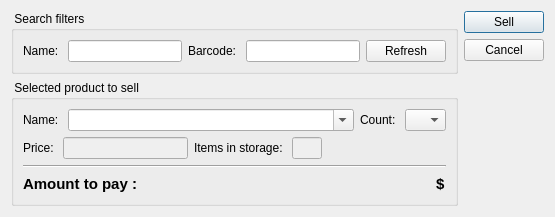
This is client/dlgproductsell.ui in tbikfalvi/Belenus as Qt 5 draws it before an edit. The edited form follows.
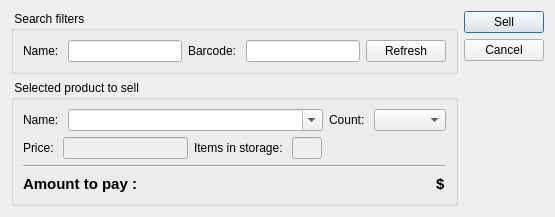
This is the edited form.

Diff of the .ui file:
```diff
--- a/client/dlgproductsell.ui
+++ b/client/dlgproductsell.ui
@@ -98,17 +98,11 @@
           </item>
           <item>
            <widget class="QComboBox" name="cmbProductCount">
-            <property name="minimumSize">
-             <size>
-              <width>41</width>
-              <height>0</height>
-             </size>
-            </property>
-            <property name="maximumSize">
-             <size>
-              <width>41</width>
-              <height>16777215</height>
-             </size>
+            <property name="sizePolicy">
+             <sizepolicy hsizetype="Maximum" vsizetype="Fixed">
+              <horstretch>0</horstretch>
+              <verstretch>0</verstretch>
+             </sizepolicy>
             </property>
            </widget>
           </item>
```
